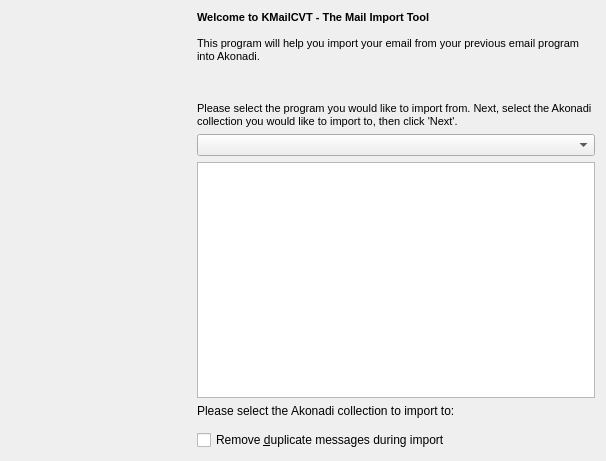
Old version of the form kmailcvt/kselfilterpagedlg.ui in the repository chusopr/kdepim-ktimetracker-akonadi.
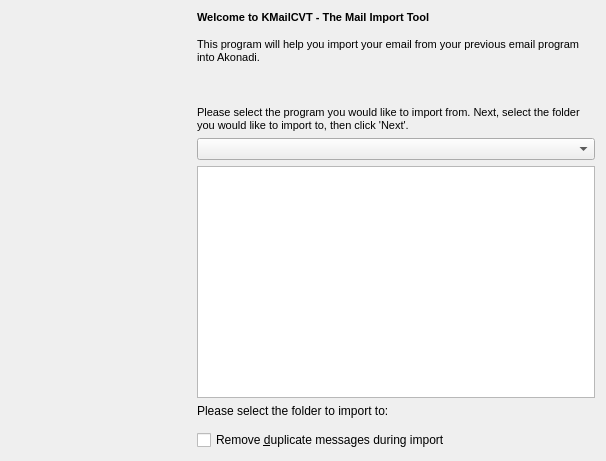
New version of the form. Custom widgets are drawn as their Qt base class.

Commit message: Replace 'Akonadi Collection' with 'folder' in the i18n text

```diff
--- a/kmailcvt/kselfilterpagedlg.ui
+++ b/kmailcvt/kselfilterpagedlg.ui
@@ -78,8 +78,8 @@
         <string>&lt;!DOCTYPE HTML PUBLIC &quot;-//W3C//DTD HTML 4.0//EN&quot; &quot;http://www.w3.org/TR/REC-html40/strict.dtd&quot;&gt;
 &lt;html&gt;&lt;head&gt;&lt;meta name=&quot;qrichtext&quot; content=&quot;1&quot; /&gt;&lt;style type=&quot;text/css&quot;&gt;
 p, li { white-space: pre-wrap; }
-&lt;/style&gt;&lt;/head&gt;&lt;body style=&quot; font-family:'DejaVu Sans'; font-size:8pt; font-weight:400; font-style:normal;&quot;&gt;
-&lt;p style=&quot; margin-top:0px; margin-bottom:0px; margin-left:0px; margin-right:0px; -qt-block-indent:0; text-indent:0px;&quot;&gt;&lt;span style=&quot; font-weight:600;&quot;&gt;Welcome to KMailCVT - The Mail Import Tool&lt;/span&gt; &lt;br /&gt;&lt;br /&gt;This program will help you import your email from your previous email program into Akonadi.&lt;br /&gt;&lt;br /&gt;&lt;br /&gt;&lt;br /&gt;Please select the program you would like to import from. Next, select the Akonadi collection you would like to import to, then click 'Next'.&lt;/p&gt;&lt;/body&gt;&lt;/html&gt;</string>
+&lt;/style&gt;&lt;/head&gt;&lt;body style=&quot; font-family:'Sans Serif'; font-size:9pt; font-weight:400; font-style:normal;&quot;&gt;
+&lt;p style=&quot; margin-top:0px; margin-bottom:0px; margin-left:0px; margin-right:0px; -qt-block-indent:0; text-indent:0px;&quot;&gt;&lt;span style=&quot; font-family:'DejaVu Sans'; font-size:8pt; font-weight:600;&quot;&gt;Welcome to KMailCVT - The Mail Import Tool&lt;/span&gt;&lt;span style=&quot; font-family:'DejaVu Sans'; font-size:8pt;&quot;&gt; &lt;br /&gt;&lt;br /&gt;This program will help you import your email from your previous email program into Akonadi.&lt;br /&gt;&lt;br /&gt;&lt;br /&gt;&lt;br /&gt;Please select the program you would like to import from. Next, select the folder you would like to import to, then click 'Next'.&lt;/span&gt;&lt;/p&gt;&lt;/body&gt;&lt;/html&gt;</string>
        </property>
        <property name="textFormat">
         <enum>Qt::RichText</enum>
@@ -112,7 +112,7 @@
      <item>
       <widget class="QLabel" name="label">
        <property name="text">
-        <string>Please select the Akonadi collection to import to:</string>
+        <string>Please select the folder to import to:</string>
        </property>
       </widget>
      </item>
```
